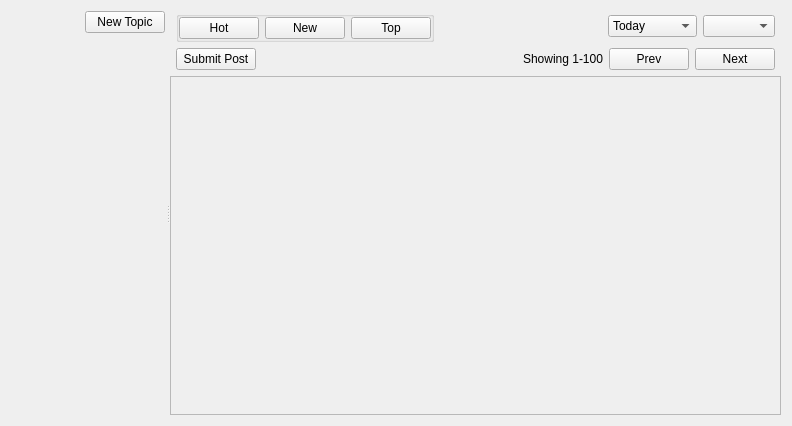
This is retroshare-gui/src/gui/Posted/PostedListDialog.ui in RetroShare/RetroShare as Qt 5 draws it before an edit. The edited form follows.
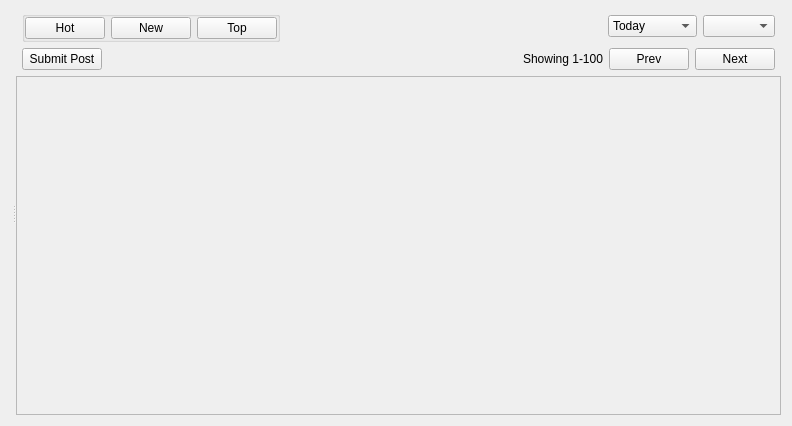
This is the edited form. Icons and pictures are not drawn. Custom widgets are drawn as their Qt base class.

Commit message: moved the "new topic" button to the groupTreeWidget

Diff of the .ui file:
```diff
--- a/retroshare-gui/src/gui/Posted/PostedListDialog.ui
+++ b/retroshare-gui/src/gui/Posted/PostedListDialog.ui
@@ -24,31 +24,7 @@
      </property>
      <widget class="QWidget" name="layoutWidget">
       <layout class="QGridLayout" name="gridLayout_2">
-       <item row="0" column="0">
-        <spacer name="horizontalSpacer_3">
-         <property name="orientation">
-          <enum>Qt::Horizontal</enum>
-         </property>
-         <property name="sizeHint" stdset="0">
-          <size>
-           <width>36</width>
-           <height>21</height>
-          </size>
-         </property>
-        </spacer>
-       </item>
-       <item row="0" column="1" colspan="2">
-        <widget class="QPushButton" name="newTopicButton">
-         <property name="text">
-          <string>New Topic</string>
-         </property>
-         <property name="icon">
-          <iconset resource="Posted_images.qrc">
-           <normaloff>:/images/posted_add_32.png</normaloff>:/images/posted_add_32.png</iconset>
-         </property>
-        </widget>
-       </item>
-       <item row="1" column="0" colspan="3">
+       <item row="0" column="0" colspan="2">
         <widget class="GroupTreeWidget" name="groupTreeWidget" native="true">
          <property name="sizePolicy">
           <sizepolicy hsizetype="Expanding" vsizetype="Expanding">
```
The commit also changes 3 other files.
